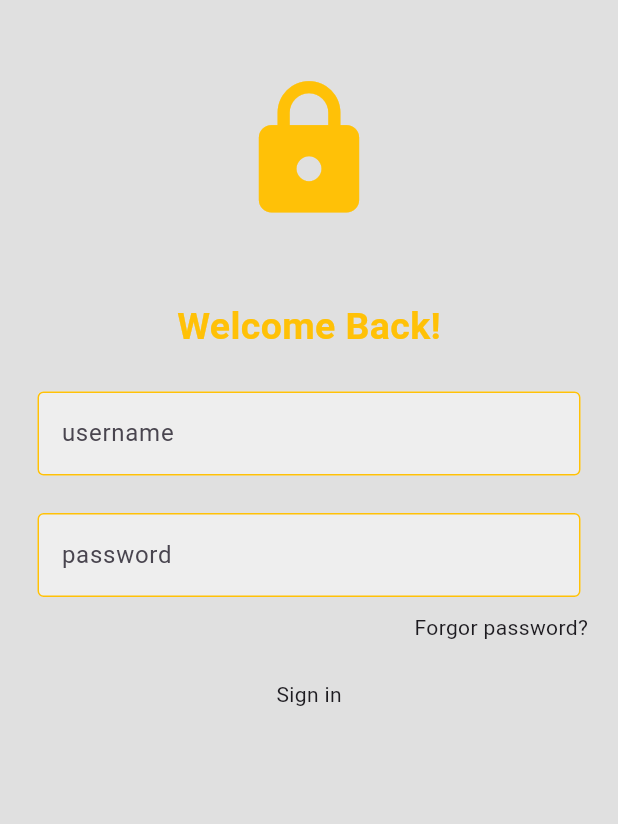
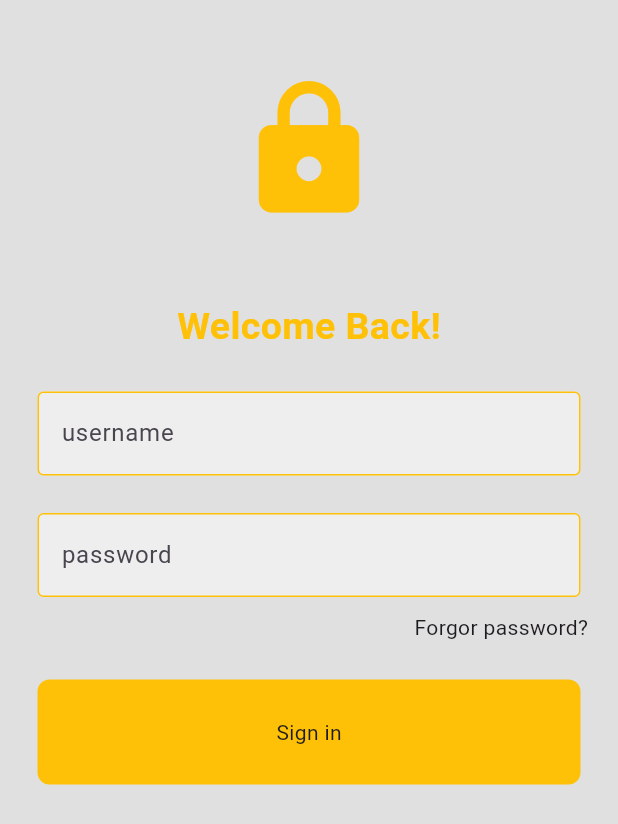
Before and after one commit to Odhi-ambo/authe_ntication, a Flutter app: the screen it shows after launch, on a phone screen of 412 x 824 dp. Shown: the top 824 px of the screen. Run offline on Flutter 3.47's test engine with Material 3 defaults, Android fonts, the phone set to English and light mode, and no system bars.

Commit message:
button components

```diff
--- a/lib/components/my_button.dart
+++ b/lib/components/my_button.dart
@@ -6,7 +6,13 @@ class MyButton extends StatelessWidget {
   @override
   Widget build(BuildContext context) {
     return Container(
-      child: Text('Sign in'),
+      padding: EdgeInsets.all(25),
+      margin: EdgeInsets.symmetric(horizontal: 25),
+      decoration: BoxDecoration(
+        color: Colors.amber,
+        borderRadius: BorderRadius.circular(8),
+      ),
+      child: Center(child: Text('Sign in')),
     );
   }
 }
```
